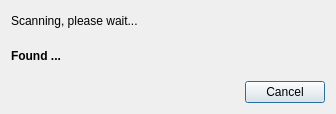
Qt form marche/gui/ui/scan.ui (mlz-ictrl/marche) before a commit.
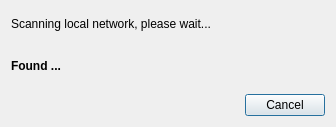
The same form after that commit.

```diff
--- a/marche/gui/ui/scan.ui
+++ b/marche/gui/ui/scan.ui
@@ -7,7 +7,7 @@
     <x>0</x>
     <y>0</y>
     <width>336</width>
-    <height>114</height>
+    <height>127</height>
    </rect>
   </property>
   <property name="windowTitle">
@@ -17,7 +17,7 @@
    <item>
     <widget class="QLabel" name="label">
      <property name="text">
-      <string>Scanning, please wait...</string>
+      <string>Scanning local network, please wait...</string>
      </property>
     </widget>
    </item>
```
